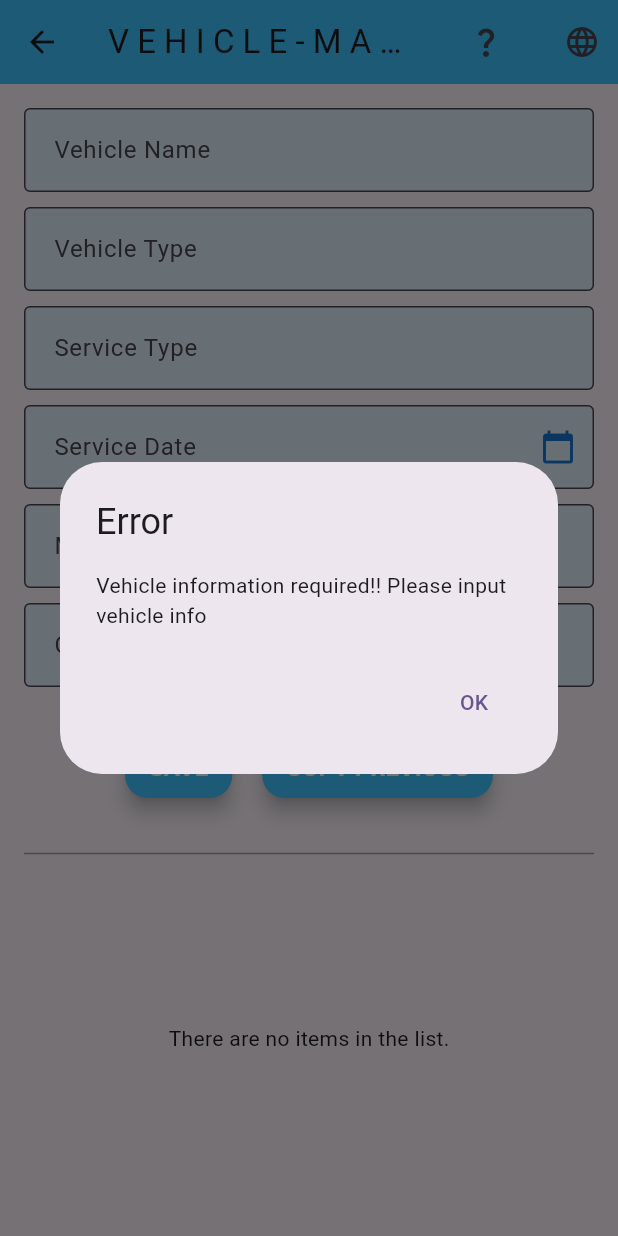
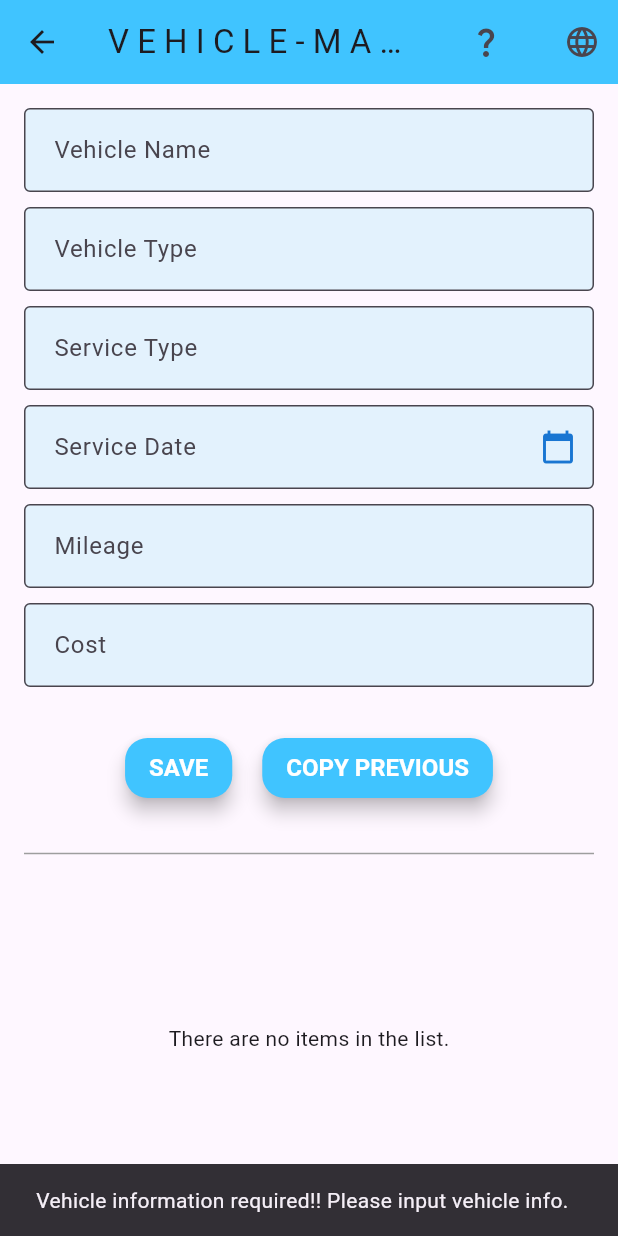
Before and after one commit to jananigokeda/Event-Planner-App, a Flutter app: the VehicleMaintenancePage screen opened by its route, after a tap on "SAVE", on a phone screen of 412 x 824 dp. Run offline on Flutter 3.47's test engine with Material 3 defaults, Android fonts, the phone set to English and light mode, and no system bars; our stand-ins replace floor, flutter_translate, sqflite; missing offline and left inert: encrypted_shared_preferences; accounts and stored records are empty; generated files the repository leaves out were written again.

Commit message:
Modified to include snackbar

```diff
--- a/lib/VehicleMaintenancePage.dart
+++ b/lib/VehicleMaintenancePage.dart
@@ -3,54 +3,11 @@ import 'package:cst2335_final/database.dart';
 import 'dart:convert';
 import 'package:encrypted_shared_preferences/encrypted_shared_preferences.dart';
 import 'package:flutter/material.dart';
+import 'package:flutter_translate/flutter_translate.dart';
 import 'database.dart';
 import 'edit_vehicle_page.dart';
 import 'vehicle_item.dart';
 import 'vehicle_dao.dart';
-
-final Map<String, Map<String, String>> localizedValues = {
-  'en': {
-    'instructions_content':
-    'Enter all required fields to add a vehicle information.\nTap "Copy Previous" to load the last input data.\n Click save button save the vehicle information \n Click on a vehicle info to view details on the page.\nOn tablet/desktop, the right pane shows the detail view.\n',
-    'vehicleName': 'Vehicle Name',
-    'vehicleType': 'Vehicle Type',
-    'serviceType': 'Service Type',
-    'serviceDate': 'Service Date',
-    'mileage': 'Mileage',
-    'cost': 'Cost',
-    'save': 'Save',
-    'copy_previous': 'Copy Previous',
-    'edit': 'Edit',
-    'delete': 'Delete',
-    'close': 'Close',
-    'Delete Item': 'Delete Item',
-    'yes': 'Yes',
-    'no': 'No',
-    'Are you sure you want to delete this item?': 'Are you sure you want to delete this item?'
-        'There are no items in the list'
-  },
-  'ta': {
-    'instructions_content':
-    'வாகனத் தகவலைச் சேர்க்க தேவையான அனைத்து புலங்களையும் உள்ளிடவும்.\n கடைசி உள்ளீட்டுத் தரவை ஏற்ற "முந்தையதை நகலெடு" என்பதைத் தட்டவும்.\nவாகனத் தகவலைச் சேமிக்க சேமி பொத்தானைக் கிளிக் செய்யவும்.\nபக்கத்தில் விவரங்களைக் காண வாகனத் தகவலைக் கிளிக் செய்யவும்.\n',
-    'vehicleName': 'வாகனத்தின் பெயர்',
-    'vehicleType': 'வாகன வகை',
-    'serviceType': 'சேவை வகை',
-    'serviceDate': 'சேவை தேதி',
-    'mileage': 'மைலேஜ்',
-    'cost': 'விலை',
-    'SAVE': 'சேமிக்க',
-    'COPY PREVIOUS': 'முந்தைய_நகல்',
-    'Edit': 'திருத்தவும்',
-    'Delete': 'நீக்கவும்',
-    'Close': 'மூடு'
-  },
-};
-
-
-/// Returns the localized string for the given key.
-String getText(String key, String currentLanguage) {
-  return localizedValues[currentLanguage]?[key] ?? key;
-}
 
 class VehicleMaintenancePage extends StatefulWidget {
   const VehicleMaintenancePage({Key? key}) : super(key: key);
@@ -125,21 +82,12 @@ class _VehicleMaintenancePageState extends State<VehicleMaintenancePage> {
           ],
         ),
       );
+      ScaffoldMessenger.of(context).showSnackBar(
+          const SnackBar(content: Text('Vehicle Information has been successfully saved!!.')));
     } else {
       // Show validation error dialog
-      showDialog(
-        context: context,
-        builder: (context) => AlertDialog(
-          title: const Text("Error"),
-          content: const Text("Vehicle information required!! Please input vehicle info"),
-          actions: [
-            TextButton(
-              onPressed: () => Navigator.pop(context),
-              child: const Text("OK"),
-            ),
-          ],
-        ),
-      );
+      ScaffoldMessenger.of(context).showSnackBar(
+          const SnackBar(content: Text('Vehicle information required!! Please input vehicle info.')));
     }
   }
 
@@ -306,6 +254,7 @@ class _VehicleMaintenancePageState extends State<VehicleMaintenancePage> {
               controller: _mileageController,
               decoration:  InputDecoration(
                 labelText: getText('mileage', _currentLanguage),
+
                 border: OutlineInputBorder(
                   borderRadius: BorderRadius.circular(4.0), // Rounded corners
                   borderSide: BorderSide(color: Colors.blue.shade300), // Border color
@@ -634,4 +583,52 @@ class _VehicleMaintenancePageState extends State<VehicleMaintenancePage> {
       ),
     );
   }
+
+
+
+
+
+
+  final Map<String, Map<String, String>> localizedValues = {
+    'en': {
+      'instructions_content':
+      'Enter all required fields to add a vehicle information.\nTap "Copy Previous" to load the last input data.\n Click save button save the vehicle information \n Click on a vehicle info to view details on the page.\nOn tablet/desktop, the right pane shows the detail view.\n',
+      'vehicleName': 'Vehicle Name',
+      'vehicleType': 'Vehicle Type',
+      'serviceType': 'Service Type',
+      'serviceDate': 'Service Date',
+      'mileage': 'Mileage',
+      'cost': 'Cost',
+      'save': 'Save',
+      'copy_previous': 'Copy Previous',
+      'edit': 'Edit',
+      'delete': 'Delete',
+      'close': 'Close',
+      'Delete Item': 'Delete Item',
+      'yes': 'Yes',
+      'no': 'No',
+      'Are you sure you want to delete this item?': 'Are you sure you want to delete this item?'
+          'There are no items in the list'
+    },
+    'ta': {
+      'instructions_content':
+      'வாகனத் தகவலைச் சேர்க்க தேவையான அனைத்து புலங்களையும் உள்ளிடவும்.\n கடைசி உள்ளீட்டுத் தரவை ஏற்ற "முந்தையதை நகலெடு" என்பதைத் தட்டவும்.\nவாகனத் தகவலைச் சேமிக்க சேமி பொத்தானைக் கிளிக் செய்யவும்.\nபக்கத்தில் விவரங்களைக் காண வாகனத் தகவலைக் கிளிக் செய்யவும்.\n',
+      'vehicleName': 'வாகனத்தின் பெயர்',
+      'vehicleType': 'வாகன வகை',
+      'serviceType': 'சேவை வகை',
+      'serviceDate': 'சேவை தேதி',
+      'mileage': 'மைலேஜ்',
+      'cost': 'விலை',
+      'SAVE': 'சேமிக்க',
+      'COPY PREVIOUS': 'முந்தைய_நகல்',
+      'Edit': 'திருத்தவும்',
+      'Delete': 'நீக்கவும்',
+      'Close': 'மூடு'
+    },
+  };
+  /// Returns the localized string for the given key.
+  String getText(String key, String currentLanguage) {
+    return localizedValues[currentLanguage]?[key] ?? key;
+  }
+
 }
--- a/lib/edit_vehicle_page.dart
+++ b/lib/edit_vehicle_page.dart
@@ -69,6 +69,9 @@ class _EditVehiclePageState extends State<EditVehiclePage> {
     await widget.dao.updateItem(updatedItem);
     widget.onUpdate(updatedItem);
     Navigator.pop(context); // Return to the previous page
+
+    ScaffoldMessenger.of(context).showSnackBar(
+        const SnackBar(content: Text('Vehicle Information has been successfully updated!!.')));
   }
 
   // Adding heading for the page
```
